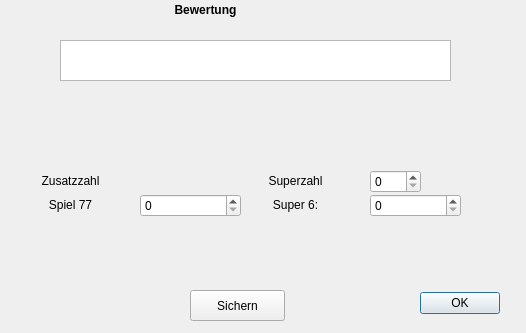
Old version of the form lotto/gui/lotto_dialog.ui in the repository MarkusHackspacher/pyLottoverwaltung.
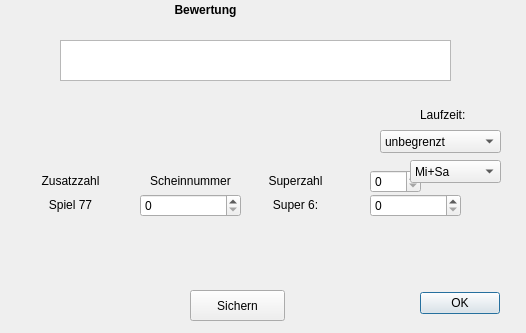
New version of the form.

Patch:
```diff
--- a/lotto/gui/lotto_dialog.ui
+++ b/lotto/gui/lotto_dialog.ui
@@ -185,6 +185,100 @@
     <string>Sichern</string>
    </property>
   </widget>
+  <widget class="QComboBox" name="com_laufzeit">
+   <property name="geometry">
+    <rect>
+     <x>380</x>
+     <y>130</y>
+     <width>121</width>
+     <height>23</height>
+    </rect>
+   </property>
+   <item>
+    <property name="text">
+     <string>unbegrenzt</string>
+    </property>
+   </item>
+   <item>
+    <property name="text">
+     <string>1 Ziehung</string>
+    </property>
+   </item>
+   <item>
+    <property name="text">
+     <string>2 Ziehungen</string>
+    </property>
+   </item>
+   <item>
+    <property name="text">
+     <string>3 Ziehungen</string>
+    </property>
+   </item>
+   <item>
+    <property name="text">
+     <string>4 Ziehungen</string>
+    </property>
+   </item>
+   <item>
+    <property name="text">
+     <string>5 Ziehungen</string>
+    </property>
+   </item>
+  </widget>
+  <widget class="QLabel" name="lab_laufzeit">
+   <property name="geometry">
+    <rect>
+     <x>420</x>
+     <y>106</y>
+     <width>69</width>
+     <height>18</height>
+    </rect>
+   </property>
+   <property name="text">
+    <string>Laufzeit:</string>
+   </property>
+  </widget>
+  <widget class="QComboBox" name="com_laufzeit_tag">
+   <property name="geometry">
+    <rect>
+     <x>410</x>
+     <y>160</y>
+     <width>91</width>
+     <height>23</height>
+    </rect>
+   </property>
+   <item>
+    <property name="text">
+     <string>Mi+Sa</string>
+    </property>
+   </item>
+   <item>
+    <property name="text">
+     <string>Mittwoch</string>
+    </property>
+   </item>
+   <item>
+    <property name="text">
+     <string>Samstag</string>
+    </property>
+   </item>
+  </widget>
+  <widget class="QLabel" name="lab_scheinnr">
+   <property name="geometry">
+    <rect>
+     <x>140</x>
+     <y>170</y>
+     <width>101</width>
+     <height>21</height>
+    </rect>
+   </property>
+   <property name="text">
+    <string>Scheinnummer</string>
+   </property>
+   <property name="alignment">
+    <set>Qt::AlignCenter</set>
+   </property>
+  </widget>
  </widget>
  <resources/>
  <connections/>
```
